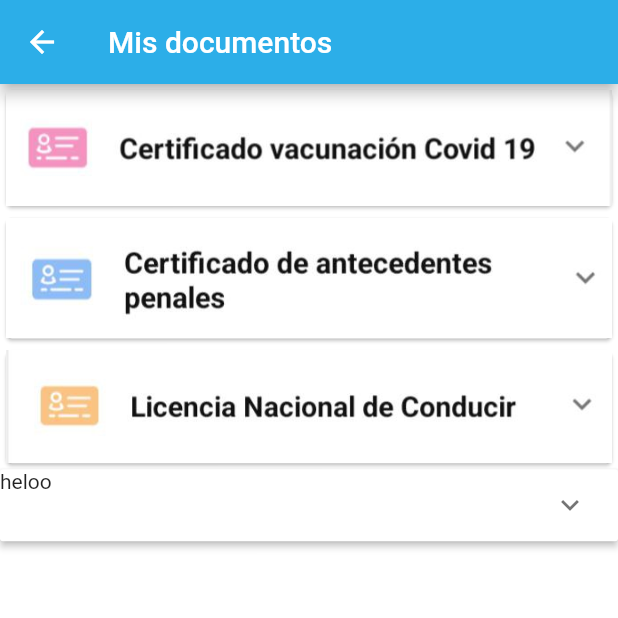
After one commit to lukgutierrez/Mi_Argentina_App, a Flutter app: the Documents screen opened directly, on a phone screen of 412 x 824 dp, the top half of it. The commit adds this screen. Run offline on Flutter 3.47's test engine with Material 2 defaults, Android fonts, the phone set to English and light mode, and no system bars.

Commit message:
edit_page__documets

```diff
--- /dev/null
+++ b/lib/Pages/Documents.dart
@@ -0,0 +1,38 @@
+import 'package:flutter/material.dart';
+
+class Documents extends StatelessWidget {
+  const Documents({Key? key}) : super(key: key);
+
+  @override
+  Widget build(BuildContext context) {
+    return Scaffold(
+      backgroundColor: Colors.white,
+      appBar: AppBar(
+        backgroundColor: Color(0xFFF2CAEE8),
+        title: Text("Mis documentos"),
+      ),
+      body: Column(
+        children: [
+          Card(
+            child: Image(image: AssetImage("assets/image2.jpg")),
+          ),
+          Card(
+            child: Image(image: AssetImage("assets/image3.jpg")),
+          ),
+          Card(
+            child: Image(image: AssetImage("assets/image4.jpg")),
+          ),
+          ExpansionPanelList(
+            children: [
+              ExpansionPanel(
+                  headerBuilder: (context, isExpanded) {
+                    return Text("heloo");
+                  },
+                  body: Text("pioo")),
+            ],
+          )
+        ],
+      ),
+    );
+  }
+}
--- a/lib/Pages/Home_Pages.dart
+++ b/lib/Pages/Home_Pages.dart
@@ -1,4 +1,5 @@
 import 'package:flutter/material.dart';
+import 'package:mi_argentina_licenses/Pages/Documents.dart';
 
 class HomePage extends StatelessWidget {
   const HomePage({Key? key}) : super(key: key);
@@ -122,7 +123,14 @@ class HomePage extends StatelessWidget {
         ),
       ),
       body: Container(
-        child: Image(image: AssetImage("assets/fondo.jpg")),
+        child: GestureDetector(
+            onTap: () {
+              Navigator.push(
+                context,
+                MaterialPageRoute(builder: (context) => Documents()),
+              );
+            },
+            child: Image(image: AssetImage("assets/fondo.jpg"))),
       ),
     );
   }
```
Also changed, not shown: assets/image1.jpg (added), assets/image2.jpg (added), assets/image3.jpg (added), assets/image4.jpg (added).
